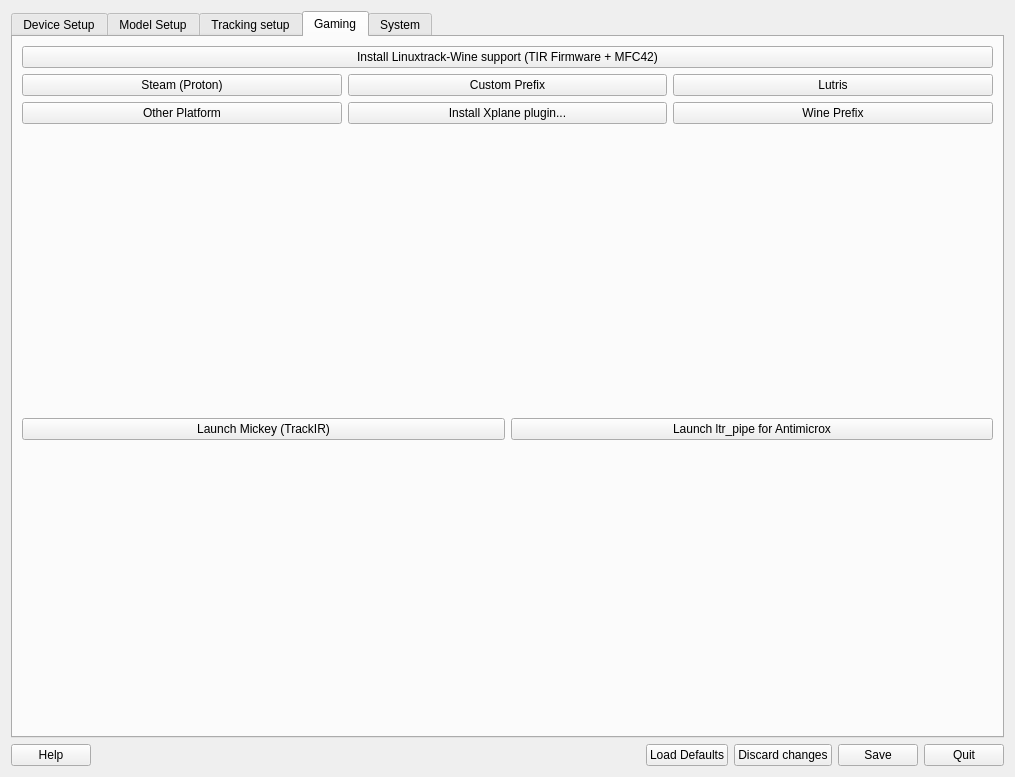
fwfa123/linuxtrackx-ir, file src/qt_gui/ltr.ui: the form before one commit.
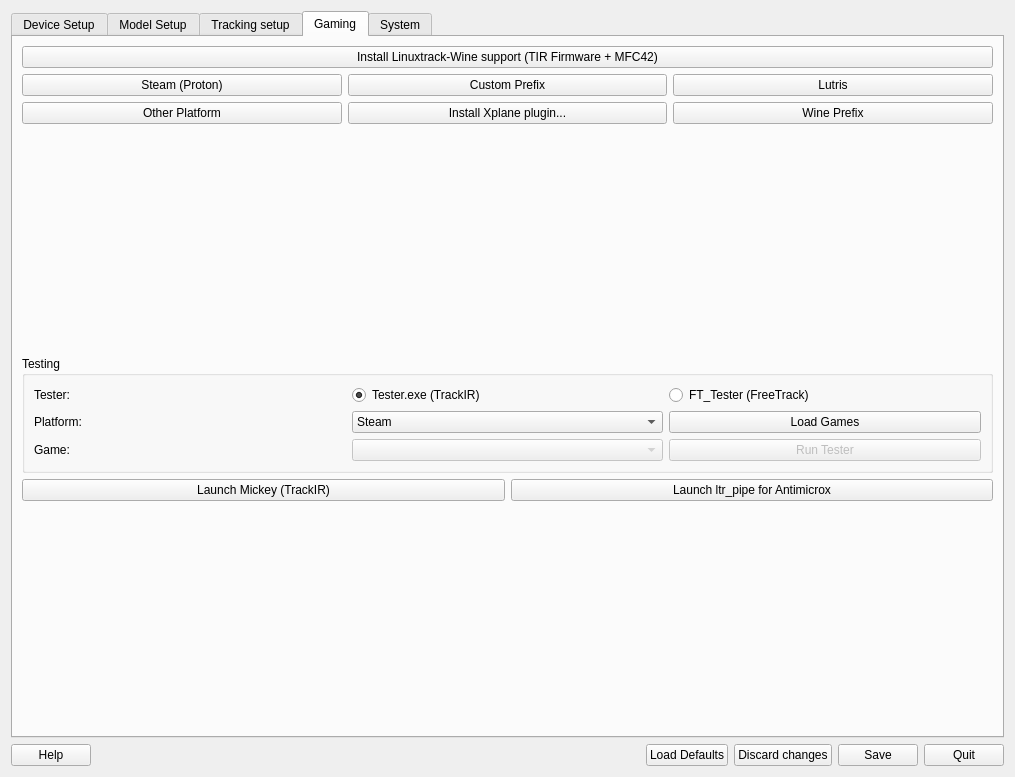
The form after the commit. The open tabs and pages were chosen to show the change. Icons and pictures are not drawn.

Commit message:
Add Testing Section to Gaming Tab - Phase 1 Implementation
- Added Testing section UI to Gaming Tab with radio buttons for Tester.exe/FT_Tester
- Added platform selection (Steam, Lutris, Custom Prefix) with game discovery
- Added automatic tracking startup when testing workflow begins
- Added missing tester detection with Wine Bridge installation offer
- Integrated with existing game discovery and sorting logic
- Added comprehensive error handling and user feedback
- Created technical plan document for future enhancements

What changed in the file:
```diff
--- a/src/qt_gui/ltr.ui
+++ b/src/qt_gui/ltr.ui
@@ -185,6 +185,108 @@
          </property>
         </spacer>
        </item>
+       <item>
+        <widget class="QGroupBox" name="TestingGroupBox">
+         <property name="title">
+          <string>Testing</string>
+         </property>
+         <layout class="QVBoxLayout" name="testingLayout">
+          <item>
+           <layout class="QHBoxLayout" name="testerSelectionLayout">
+            <item>
+             <widget class="QLabel" name="TesterLabel">
+              <property name="text">
+               <string>Tester:</string>
+              </property>
+             </widget>
+            </item>
+            <item>
+             <widget class="QRadioButton" name="TesterExeRadioButton">
+              <property name="text">
+               <string>Tester.exe (TrackIR)</string>
+              </property>
+              <property name="checked">
+               <bool>true</bool>
+              </property>
+             </widget>
+            </item>
+            <item>
+             <widget class="QRadioButton" name="FTTesterRadioButton">
+              <property name="text">
+               <string>FT_Tester (FreeTrack)</string>
+              </property>
+             </widget>
+            </item>
+           </layout>
+          </item>
+          <item>
+           <layout class="QHBoxLayout" name="platformSelectionLayout">
+            <item>
+             <widget class="QLabel" name="PlatformLabel">
+              <property name="text">
+               <string>Platform:</string>
+              </property>
+             </widget>
+            </item>
+            <item>
+             <widget class="QComboBox" name="PlatformComboBox">
+              <item>
+               <property name="text">
+                <string>Steam</string>
+               </property>
+              </item>
+              <item>
+               <property name="text">
+                <string>Lutris</string>
+               </property>
+              </item>
+              <item>
+               <property name="text">
+                <string>Custom Prefix</string>
+               </property>
+              </item>
+             </widget>
+            </item>
+            <item>
+             <widget class="QPushButton" name="LoadGamesButton">
+              <property name="text">
+               <string>Load Games</string>
+              </property>
+             </widget>
+            </item>
+           </layout>
+          </item>
+          <item>
+           <layout class="QHBoxLayout" name="gameSelectionLayout">
+            <item>
+             <widget class="QLabel" name="GameLabel">
+              <property name="text">
+               <string>Game:</string>
+              </property>
+             </widget>
+            </item>
+            <item>
+             <widget class="QComboBox" name="GameComboBox">
+              <property name="enabled">
+               <bool>false</bool>
+              </property>
+             </widget>
+            </item>
+            <item>
+             <widget class="QPushButton" name="RunTesterButton">
+              <property name="text">
+               <string>Run Tester</string>
+              </property>
+              <property name="enabled">
+               <bool>false</bool>
+              </property>
+             </widget>
+            </item>
+           </layout>
+          </item>
+         </layout>
+        </widget>
+       </item>
        <item>
         <layout class="QHBoxLayout" name="horizontalLayout_3">
          <item>
```
The commit also changes 18 other files.
